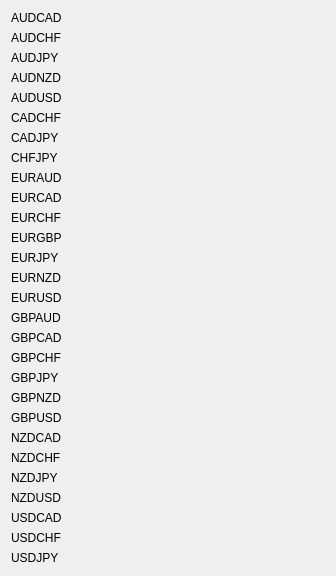
Old version of the form ui/scanner.ui in the repository boyuhou/ScannerApp.
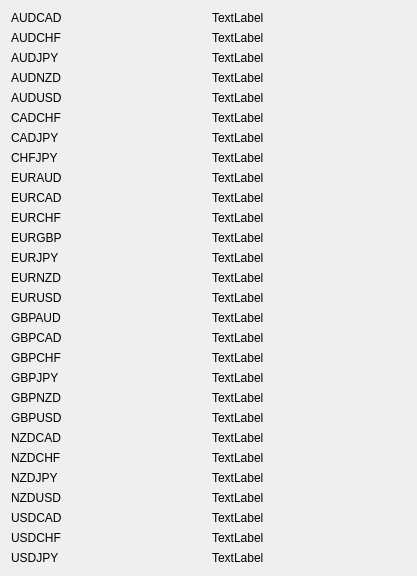
New version of the form.

Commit message: LG - add realtime price change listner

Patch:
```diff
--- a/ui/scanner.ui
+++ b/ui/scanner.ui
@@ -6,210 +6,406 @@
    <rect>
     <x>0</x>
     <y>0</y>
-    <width>336</width>
+    <width>417</width>
     <height>544</height>
    </rect>
   </property>
   <property name="windowTitle">
    <string>Dialog</string>
   </property>
-  <layout class="QVBoxLayout" name="verticalLayout">
-   <item>
-    <widget class="QLabel" name="label">
+  <layout class="QGridLayout" name="gridLayout_4">
+   <item row="18" column="0">
+    <widget class="QLabel" name="label_17">
      <property name="text">
-      <string>AUDCAD</string>
+      <string>GBPJPY</string>
      </property>
     </widget>
    </item>
-   <item>
-    <widget class="QLabel" name="label_2">
+   <item row="19" column="0">
+    <widget class="QLabel" name="label_18">
      <property name="text">
-      <string>AUDCHF</string>
+      <string>GBPNZD</string>
      </property>
     </widget>
    </item>
-   <item>
+   <item row="13" column="0">
+    <widget class="QLabel" name="label_28">
+     <property name="text">
+      <string>EURNZD</string>
+     </property>
+    </widget>
+   </item>
+   <item row="4" column="0">
+    <widget class="QLabel" name="label_6">
+     <property name="text">
+      <string>AUDUSD</string>
+     </property>
+    </widget>
+   </item>
+   <item row="9" column="0">
+    <widget class="QLabel" name="label_5">
+     <property name="text">
+      <string>EURCAD</string>
+     </property>
+    </widget>
+   </item>
+   <item row="6" column="0">
+    <widget class="QLabel" name="label_8">
+     <property name="text">
+      <string>CADJPY</string>
+     </property>
+    </widget>
+   </item>
+   <item row="10" column="0">
+    <widget class="QLabel" name="label_11">
+     <property name="text">
+      <string>EURCHF</string>
+     </property>
+    </widget>
+   </item>
+   <item row="2" column="0">
     <widget class="QLabel" name="label_3">
      <property name="text">
       <string>AUDJPY</string>
      </property>
     </widget>
    </item>
-   <item>
+   <item row="3" column="0">
     <widget class="QLabel" name="label_7">
      <property name="text">
       <string>AUDNZD</string>
      </property>
     </widget>
    </item>
-   <item>
-    <widget class="QLabel" name="label_6">
-     <property name="text">
-      <string>AUDUSD</string>
-     </property>
-    </widget>
-   </item>
-   <item>
+   <item row="5" column="0">
     <widget class="QLabel" name="label_4">
      <property name="text">
       <string>CADCHF</string>
      </property>
     </widget>
    </item>
-   <item>
-    <widget class="QLabel" name="label_8">
-     <property name="text">
-      <string>CADJPY</string>
-     </property>
-    </widget>
-   </item>
-   <item>
+   <item row="7" column="0">
     <widget class="QLabel" name="label_9">
      <property name="text">
       <string>CHFJPY</string>
      </property>
     </widget>
    </item>
-   <item>
-    <widget class="QLabel" name="label_10">
-     <property name="text">
-      <string>EURAUD</string>
-     </property>
-    </widget>
-   </item>
-   <item>
-    <widget class="QLabel" name="label_5">
-     <property name="text">
-      <string>EURCAD</string>
-     </property>
-    </widget>
-   </item>
-   <item>
-    <widget class="QLabel" name="label_11">
-     <property name="text">
-      <string>EURCHF</string>
-     </property>
-    </widget>
-   </item>
-   <item>
-    <widget class="QLabel" name="label_27">
-     <property name="text">
-      <string>EURGBP</string>
-     </property>
-    </widget>
-   </item>
-   <item>
+   <item row="12" column="0">
     <widget class="QLabel" name="label_12">
      <property name="text">
       <string>EURJPY</string>
      </property>
     </widget>
    </item>
-   <item>
-    <widget class="QLabel" name="label_28">
-     <property name="text">
-      <string>EURNZD</string>
-     </property>
-    </widget>
-   </item>
-   <item>
-    <widget class="QLabel" name="label_13">
-     <property name="text">
-      <string>EURUSD</string>
-     </property>
-    </widget>
-   </item>
-   <item>
-    <widget class="QLabel" name="label_14">
-     <property name="text">
-      <string>GBPAUD</string>
-     </property>
-    </widget>
-   </item>
-   <item>
-    <widget class="QLabel" name="label_15">
-     <property name="text">
-      <string>GBPCAD</string>
-     </property>
-    </widget>
-   </item>
-   <item>
+   <item row="17" column="0">
     <widget class="QLabel" name="label_16">
      <property name="text">
       <string>GBPCHF</string>
      </property>
     </widget>
    </item>
-   <item>
-    <widget class="QLabel" name="label_17">
-     <property name="text">
-      <string>GBPJPY</string>
-     </property>
-    </widget>
-   </item>
-   <item>
-    <widget class="QLabel" name="label_18">
-     <property name="text">
-      <string>GBPNZD</string>
-     </property>
-    </widget>
-   </item>
-   <item>
+   <item row="20" column="0">
     <widget class="QLabel" name="label_19">
      <property name="text">
       <string>GBPUSD</string>
      </property>
     </widget>
    </item>
-   <item>
+   <item row="21" column="0">
     <widget class="QLabel" name="label_20">
      <property name="text">
       <string>NZDCAD</string>
      </property>
     </widget>
    </item>
-   <item>
+   <item row="22" column="0">
     <widget class="QLabel" name="label_21">
      <property name="text">
       <string>NZDCHF</string>
      </property>
     </widget>
    </item>
-   <item>
+   <item row="0" column="0">
+    <widget class="QLabel" name="label">
+     <property name="text">
+      <string>AUDCAD</string>
+     </property>
+    </widget>
+   </item>
+   <item row="8" column="0">
+    <widget class="QLabel" name="label_10">
+     <property name="text">
+      <string>EURAUD</string>
+     </property>
+    </widget>
+   </item>
+   <item row="14" column="0">
+    <widget class="QLabel" name="label_13">
+     <property name="text">
+      <string>EURUSD</string>
+     </property>
+    </widget>
+   </item>
+   <item row="16" column="0">
+    <widget class="QLabel" name="label_15">
+     <property name="text">
+      <string>GBPCAD</string>
+     </property>
+    </widget>
+   </item>
+   <item row="23" column="0">
     <widget class="QLabel" name="label_26">
      <property name="text">
       <string>NZDJPY</string>
      </property>
     </widget>
    </item>
-   <item>
-    <widget class="QLabel" name="label_25">
+   <item row="1" column="0">
+    <widget class="QLabel" name="label_2">
      <property name="text">
-      <string>NZDUSD</string>
+      <string>AUDCHF</string>
      </property>
     </widget>
    </item>
-   <item>
-    <widget class="QLabel" name="label_24">
+   <item row="11" column="0">
+    <widget class="QLabel" name="label_27">
      <property name="text">
-      <string>USDCAD</string>
+      <string>EURGBP</string>
      </property>
     </widget>
    </item>
-   <item>
+   <item row="15" column="0">
+    <widget class="QLabel" name="label_14">
+     <property name="text">
+      <string>GBPAUD</string>
+     </property>
+    </widget>
+   </item>
+   <item row="26" column="0">
     <widget class="QLabel" name="label_23">
      <property name="text">
       <string>USDCHF</string>
      </property>
     </widget>
    </item>
-   <item>
+   <item row="25" column="0">
+    <widget class="QLabel" name="label_24">
+     <property name="text">
+      <string>USDCAD</string>
+     </property>
+    </widget>
+   </item>
+   <item row="24" column="0">
+    <widget class="QLabel" name="label_25">
+     <property name="text">
+      <string>NZDUSD</string>
+     </property>
+    </widget>
+   </item>
+   <item row="27" column="0">
     <widget class="QLabel" name="label_22">
      <property name="text">
       <string>USDJPY</string>
      </property>
     </widget>
    </item>
+   <item row="0" column="1">
+    <widget class="QLabel" name="AUDCAD_PRICE">
+     <property name="text">
+      <string>TextLabel</string>
+     </property>
+    </widget>
+   </item>
+   <item row="1" column="1">
+    <widget class="QLabel" name="AUDCHF_PRICE">
+     <property name="text">
+      <string>TextLabel</string>
+     </property>
+    </widget>
+   </item>
+   <item row="2" column="1">
+    <widget class="QLabel" name="AUDJPY_PRICE">
+     <property name="text">
+      <string>TextLabel</string>
+     </property>
+    </widget>
+   </item>
+   <item row="3" column="1">
+    <widget class="QLabel" name="AUDNZD_PRICE">
+     <property name="text">
+      <string>TextLabel</string>
+     </property>
+    </widget>
+   </item>
+   <item row="4" column="1">
+    <widget class="QLabel" name="AUDUSD_PRICE">
+     <property name="text">
+      <string>TextLabel</string>
+     </property>
+    </widget>
+   </item>
+   <item row="5" column="1">
+    <widget class="QLabel" name="CADCHF_PRICE">
+     <property name="text">
+      <string>TextLabel</string>
+     </property>
+    </widget>
+   </item>
+   <item row="6" column="1">
+    <widget class="QLabel" name="CADJPY_PRICE">
+     <property name="text">
+      <string>TextLabel</string>
+     </property>
+    </widget>
+   </item>
+   <item row="7" column="1">
+    <widget class="QLabel" name="CHFJPY_PRICE">
+     <property name="text">
+      <string>TextLabel</string>
+     </property>
+    </widget>
+   </item>
+   <item row="8" column="1">
+    <widget class="QLabel" name="EURAUD_PRICE">
+     <property name="text">
+      <string>TextLabel</string>
+     </property>
+    </widget>
+   </item>
+   <item row="9" column="1">
+    <widget class="QLabel" name="EURCAD_PRICE">
+     <property name="text">
+      <string>TextLabel</string>
+     </property>
+    </widget>
+   </item>
+   <item row="10" column="1">
+    <widget class="QLabel" name="EURCHF_PRICE">
+     <property name="text">
+      <string>TextLabel</string>
+     </property>
+    </widget>
+   </item>
+   <item row="11" column="1">
+    <widget class="QLabel" name="EURGBP_PRICE">
+     <property name="text">
+      <string>TextLabel</string>
+     </property>
+    </widget>
+   </item>
+   <item row="12" column="1">
+    <widget class="QLabel" name="EURJPY_PRICE">
+     <property name="text">
+      <string>TextLabel</string>
+     </property>
+    </widget>
+   </item>
+   <item row="13" column="1">
+    <widget class="QLabel" name="EURNZD_PRICE">
+     <property name="text">
+      <string>TextLabel</string>
+     </property>
+    </widget>
+   </item>
+   <item row="14" column="1">
+    <widget class="QLabel" name="EURUSD_PRICE">
+     <property name="text">
+      <string>TextLabel</string>
+     </property>
+    </widget>
+   </item>
+   <item row="15" column="1">
+    <widget class="QLabel" name="GBPAUD_PRICE">
+     <property name="text">
+      <string>TextLabel</string>
+     </property>
+    </widget>
+   </item>
+   <item row="16" column="1">
+    <widget class="QLabel" name="GBPCAD_PRICE">
+     <property name="text">
+      <string>TextLabel</string>
+     </property>
+    </widget>
+   </item>
+   <item row="17" column="1">
+    <widget class="QLabel" name="GBPCHF_PRICE">
+     <property name="text">
+      <string>TextLabel</string>
+     </property>
+    </widget>
+   </item>
+   <item row="18" column="1">
+    <widget class="QLabel" name="GBPJPY_PRICE">
+     <property name="text">
+      <string>TextLabel</string>
+     </property>
+    </widget>
+   </item>
+   <item row="19" column="1">
+    <widget class="QLabel" name="GBPNZD_PRICE">
+     <property name="text">
+      <string>TextLabel</string>
+     </property>
+    </widget>
+   </item>
+   <item row="20" column="1">
+    <widget class="QLabel" name="GBPUSD_PRICE">
+     <property name="text">
+      <string>TextLabel</string>
+     </property>
+    </widget>
+   </item>
+   <item row="21" column="1">
+    <widget class="QLabel" name="NZDCAD_PRICE">
+     <property name="text">
+      <string>TextLabel</string>
+     </property>
+    </widget>
+   </item>
+   <item row="22" column="1">
+    <widget class="QLabel" name="NZDCHF_PRICE">
+     <property name="text">
+      <string>TextLabel</string>
+     </property>
+    </widget>
+   </item>
+   <item row="23" column="1">
+    <widget class="QLabel" name="NZDJPY_PRICE">
+     <property name="text">
+      <string>TextLabel</string>
+     </property>
+    </widget>
+   </item>
+   <item row="24" column="1">
+    <widget class="QLabel" name="NZDUSD_PRICE">
+     <property name="text">
+      <string>TextLabel</string>
+     </property>
+    </widget>
+   </item>
+   <item row="25" column="1">
+    <widget class="QLabel" name="USDCAD_PRICE">
+     <property name="text">
+      <string>TextLabel</string>
+     </property>
+    </widget>
+   </item>
+   <item row="26" column="1">
+    <widget class="QLabel" name="USDCHF_PRICE">
+     <property name="text">
+      <string>TextLabel</string>
+     </property>
+    </widget>
+   </item>
+   <item row="27" column="1">
+    <widget class="QLabel" name="USDJPY_PRICE">
+     <property name="text">
+      <string>TextLabel</string>
+     </property>
+    </widget>
+   </item>
   </layout>
  </widget>
  <resources/>
```
The commit also changes 4 other files.
